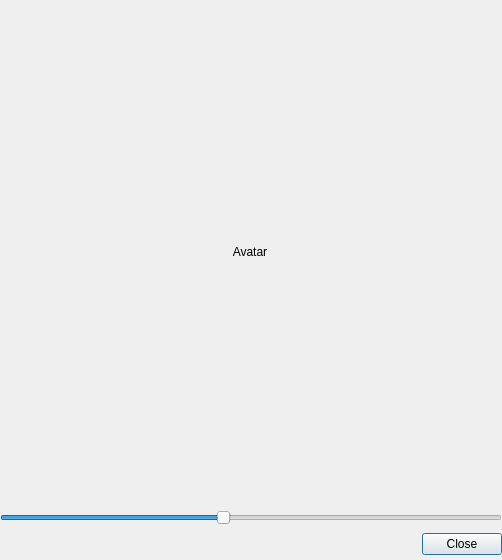
This is ui/user_avatar.ui in gitter-badger/simplechatclient as Qt 5 draws it before an edit. The edited form follows.
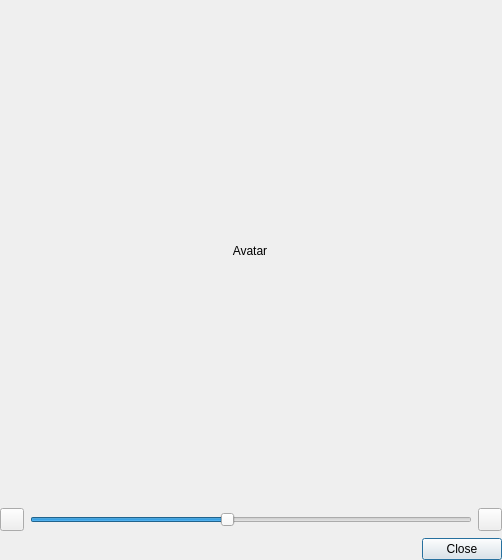
This is the edited form. Icons and pictures are not drawn.

Commit message: fix user avatar; fix default font

```diff
--- a/ui/user_avatar.ui
+++ b/ui/user_avatar.ui
@@ -35,7 +35,7 @@
      <x>0</x>
      <y>0</y>
      <width>502</width>
-     <height>558</height>
+     <height>562</height>
     </rect>
    </property>
    <layout class="QVBoxLayout" name="verticalLayout">
@@ -62,6 +62,15 @@
      </widget>
     </item>
     <item>
+     <layout class="QHBoxLayout" name="horizontalLayout">
+      <item>
+       <widget class="QToolButton" name="toolButton_zoom_out">
+        <property name="text">
+         <string/>
+        </property>
+       </widget>
+      </item>
+      <item>
      <widget class="QSlider" name="horizontalSlider">
       <property name="minimum">
        <number>1</number>
@@ -79,6 +88,15 @@
        <enum>Qt::Horizontal</enum>
       </property>
      </widget>
+      </item>
+      <item>
+       <widget class="QToolButton" name="toolButton_zoom_in">
+        <property name="text">
+         <string/>
+        </property>
+       </widget>
+      </item>
+     </layout>
     </item>
     <item>
      <widget class="QDialogButtonBox" name="buttonBox">
```
Lines whose indentation alone changed are shown as unchanged. The commit also changes 4 other files.
